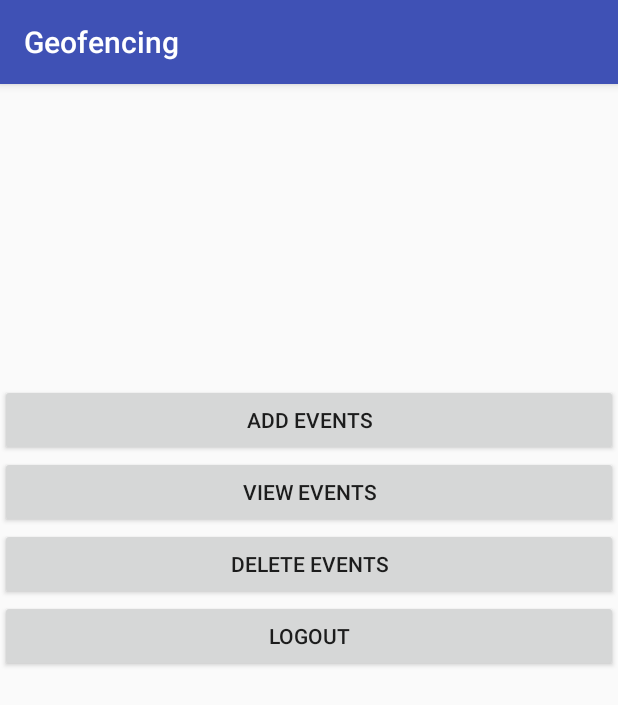
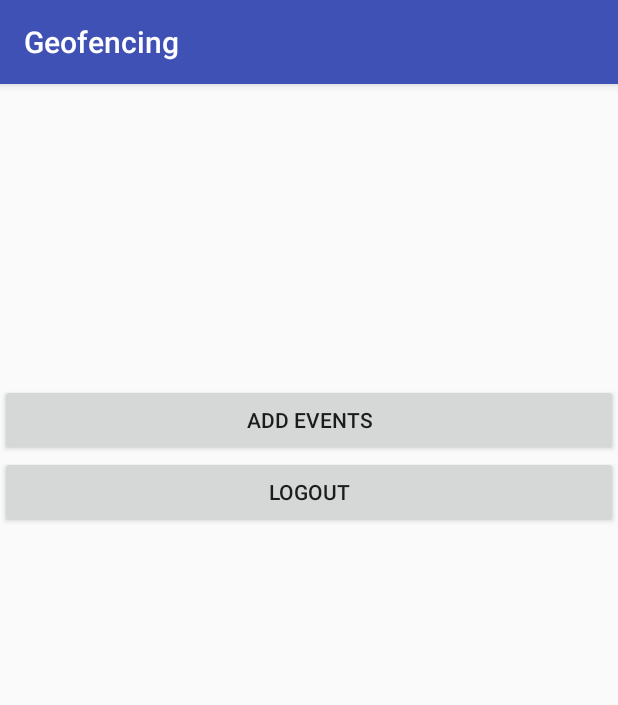
Before and after one commit to sumanthreddy29/GeoFencing, an Android app: the AdminActivity screen opened directly, with no data from a screen before it, on a phone screen of 412 x 824 dp. Shown: the top 705 px of the screen. Run offline under Robolectric (Android 15) with nearby library versions, the phone set to English and light mode, and no system bars; our stand-ins replace Firebase (no records; nobody signed in at launch, a user with empty details on screens opened directly).

Commit message:
"Removed code for places visited "

```diff
--- a/app/build.gradle
+++ b/app/build.gradle
@@ -26,10 +26,10 @@ dependencies {
         exclude group: 'com.android.support', module: 'support-annotations'
     })
     implementation 'com.android.support:appcompat-v7:26.1.0'
-    implementation 'com.android.support:design:26.3.1'
+    implementation 'com.android.support:design:26.1.0'
     implementation 'com.android.support.constraint:constraint-layout:1.1.3'
     implementation 'com.google.firebase:firebase-auth:16.2.1'
-    implementation 'com.android.support:support-v4:26.4.0'
+    implementation 'com.android.support:support-v4:26.1.0'
     implementation 'com.google.android.gms:play-services-base:15.0.2'
     implementation 'com.google.firebase:firebase-firestore:18.2.0'
     implementation 'com.google.android.gms:play-services:12.0.0'
--- a/app/src/main/AndroidManifest.xml
+++ b/app/src/main/AndroidManifest.xml
@@ -13,7 +13,6 @@
     <uses-permission android:name="android.permission.WRITE_EXTERNAL_STORAGE" />
     <uses-permission android:name="android.permission.ACCESS_FINE_LOCATION" />
 
-
     <application
         android:allowBackup="true"
         android:icon="@drawable/home"
@@ -21,7 +20,8 @@
         android:roundIcon="@drawable/home"
         android:supportsRtl="true"
         android:theme="@style/AppTheme">
-        <activity android:name=".MapActivity"></activity>
+        <activity android:name=".ViewEvents"></activity>
+        <activity android:name=".MapActivity" />
         <activity android:name=".AddEvents" />
         <activity android:name=".AdminActivity" />
         <activity android:name=".PlacesVisited" />
@@ -54,8 +54,6 @@
         <meta-data
             android:name="com.google.android.geo.API_KEY"
             android:value="AIzaSyA6MCZdOr4bI-aK7nnfJCcjfep_7d0yoFE" />
-
-
     </application>
 
 </manifest>
--- a/app/src/main/java/com/gsu/geofencing/AdminActivity.java
+++ b/app/src/main/java/com/gsu/geofencing/AdminActivity.java
@@ -1,26 +1,33 @@
 package com.gsu.geofencing;
 
 import android.content.Intent;
+
+import android.support.annotation.NonNull;
 import android.support.v7.app.AppCompatActivity;
 import android.os.Bundle;
+
+
 import android.view.View;
 import android.widget.Button;
 
+
 import com.google.firebase.auth.FirebaseAuth;
+import com.google.firebase.firestore.FirebaseFirestore;
+
 
 public class AdminActivity extends AppCompatActivity {
 
 
-    Button add, view, delete,logout;
+    Button add,logout;
     private FirebaseAuth mAuth;
+    FirebaseFirestore db = FirebaseFirestore.getInstance();
 
     @Override
     protected void onCreate(Bundle savedInstanceState) {
         super.onCreate(savedInstanceState);
         setContentView(R.layout.activity_admin);
         add = (Button) findViewById(R.id.add);
-        view = (Button)findViewById(R.id.View);
-        delete = (Button)findViewById(R.id.delete);
+
         logout = (Button)findViewById(R.id.logout);
 
         add.setOnClickListener(new View.OnClickListener() {
@@ -33,23 +40,7 @@ public class AdminActivity extends AppCompatActivity {
         });
 
 
-        view.setOnClickListener(new View.OnClickListener() {
-            @Override
-            public void onClick(View v) {
-               // Intent i = new Intent(AdminActivity.this,AddEvents.class);
-                //startActivity(i);
 
-            }
-        });
-
-        delete.setOnClickListener(new View.OnClickListener() {
-            @Override
-            public void onClick(View v) {
-               // Intent i = new Intent(AdminActivity.this,AddEvents.class);
-                //startActivity(i);
-
-            }
-        });
 
         logout.setOnClickListener(new View.OnClickListener() {
             @Override
--- a/app/src/main/java/com/gsu/geofencing/MapActivity.java
+++ b/app/src/main/java/com/gsu/geofencing/MapActivity.java
@@ -204,12 +204,12 @@ public class MapActivity extends AppCompatActivity implements OnMapReadyCallback
 
 
         Circle circle = googleMap.addCircle(new CircleOptions()
-                .center(new LatLng(33.822717600000004, -84.37170139999999))
+                .center(new LatLng(33.7563531, -84.3891264))
                 .radius(3000)
                 .strokeColor(Color.BLUE)
                 );
 
-        googleMap.animateCamera(CameraUpdateFactory.newLatLngZoom(new LatLng(33.822717600000004, -84.37170139999999), 10));
+        googleMap.animateCamera(CameraUpdateFactory.newLatLngZoom(new LatLng(33.7563531, -84.3891264), 10));
 
 
     }
@@ -232,7 +232,7 @@ public class MapActivity extends AppCompatActivity implements OnMapReadyCallback
         Toast.makeText(this, "Location permission not granted, " +
                         "showing default location",
                 Toast.LENGTH_SHORT).show();
-        LatLng redmond = new LatLng(33.822717600000004, -84.37170139999999);
+        LatLng redmond = new LatLng(33.7563531, -84.3891264);
         mMap.moveCamera(CameraUpdateFactory.newLatLng(redmond));
     }
 
--- a/app/src/main/res/layout/activity_admin.xml
+++ b/app/src/main/res/layout/activity_admin.xml
@@ -15,17 +15,7 @@
         android:layout_height="wrap_content"
         android:text="Add Events" />
 
-    <Button
-        android:id="@+id/View"
-        android:layout_width="match_parent"
-        android:layout_height="wrap_content"
-        android:text="View Events" />
 
-    <Button
-        android:id="@+id/delete"
-        android:layout_width="match_parent"
-        android:layout_height="wrap_content"
-        android:text="Delete Events" />
     <Button
         android:id="@+id/logout"
         android:layout_width="match_parent"
--- a/app/src/main/res/menu/activity_main_drawer.xml
+++ b/app/src/main/res/menu/activity_main_drawer.xml
@@ -11,10 +11,7 @@
             android:id="@+id/nav_notification"
             android:icon="@drawable/notification"
             android:title="ShowNotifications" />
-        <item
-            android:id="@+id/nav_places"
-            android:icon="@drawable/places"
-            android:title="PlacesVisited" />
+
         <item
             android:id="@+id/logout"
             android:icon="@drawable/logout"
```
Also changed, not shown: app/src/main/java/com/gsu/geofencing/MainActivity.java (+1 -6 lines), app/src/main/java/com/gsu/geofencing/ViewEvents.java (added, +17 -0 lines), app/src/main/res/layout/activity_view_events.xml (added, +9 -0 lines).
